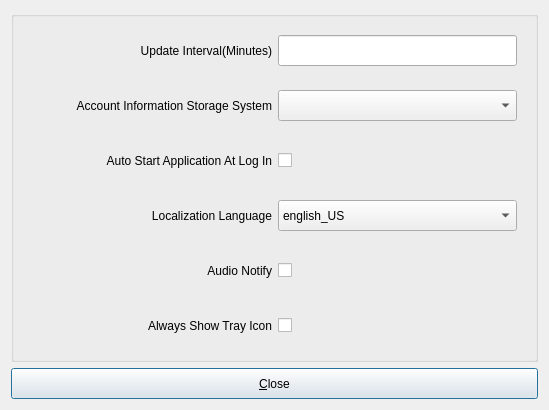
This is src/configurationoptionsdialog.ui in mhogomchungu/qCheckGMail as Qt 5 draws it before an edit. The edited form follows.
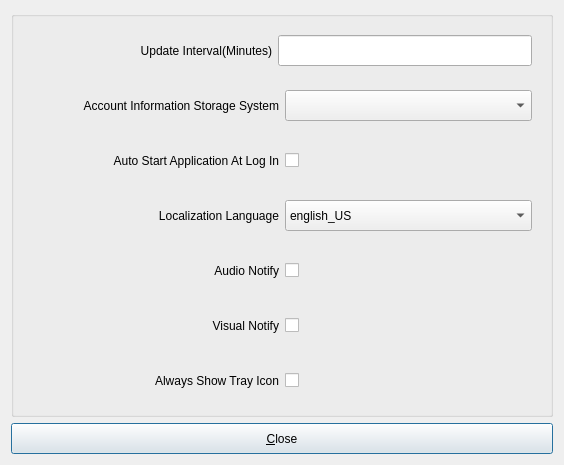
This is the edited form.

Commit message: fix icon issue+add a gui option to enable/disable visual notification

```diff
--- a/src/configurationoptionsdialog.ui
+++ b/src/configurationoptionsdialog.ui
@@ -9,21 +9,62 @@
    <rect>
     <x>0</x>
     <y>0</y>
-    <width>549</width>
-    <height>407</height>
+    <width>564</width>
+    <height>455</height>
    </rect>
   </property>
   <property name="windowTitle">
    <string>Option Configuration Window</string>
   </property>
-  <layout class="QVBoxLayout" name="verticalLayout">
+  <layout class="QVBoxLayout" name="verticalLayout_2">
    <item>
     <widget class="QGroupBox" name="groupBox">
      <property name="title">
       <string/>
      </property>
-     <layout class="QGridLayout" name="gridLayout_2">
-      <item row="1" column="0">
+     <layout class="QVBoxLayout" name="verticalLayout">
+      <item>
+       <widget class="QFrame" name="frame_2">
+        <layout class="QGridLayout" name="gridLayout_3">
+         <item row="0" column="0">
+          <widget class="QLabel" name="label">
+           <property name="minimumSize">
+            <size>
+             <width>240</width>
+             <height>31</height>
+            </size>
+           </property>
+           <property name="text">
+            <string>Update Interval(Minutes)</string>
+           </property>
+           <property name="alignment">
+            <set>Qt::AlignRight|Qt::AlignTrailing|Qt::AlignVCenter</set>
+           </property>
+           <property name="wordWrap">
+            <bool>true</bool>
+           </property>
+          </widget>
+         </item>
+         <item row="0" column="1">
+          <widget class="QLineEdit" name="lineEditUpdateCheckInterval">
+           <property name="minimumSize">
+            <size>
+             <width>0</width>
+             <height>31</height>
+            </size>
+           </property>
+           <property name="maximumSize">
+            <size>
+             <width>16777215</width>
+             <height>16777215</height>
+            </size>
+           </property>
+          </widget>
+         </item>
+        </layout>
+       </widget>
+      </item>
+      <item>
        <widget class="QFrame" name="frame_6">
         <layout class="QGridLayout" name="gridLayout_4">
          <item row="0" column="0">
@@ -58,11 +99,11 @@
         </layout>
        </widget>
       </item>
-      <item row="4" column="0">
-       <widget class="QFrame" name="frame_7">
-        <layout class="QGridLayout" name="gridLayout_8">
+      <item>
+       <widget class="QFrame" name="frame_3">
+        <layout class="QGridLayout" name="gridLayout_5">
          <item row="0" column="0">
-          <widget class="QLabel" name="label_6">
+          <widget class="QLabel" name="label_2">
            <property name="minimumSize">
             <size>
              <width>0</width>
@@ -70,7 +111,7 @@
             </size>
            </property>
            <property name="text">
-            <string>Audio Notify</string>
+            <string>Auto Start Application At Log In</string>
            </property>
            <property name="alignment">
             <set>Qt::AlignRight|Qt::AlignTrailing|Qt::AlignVCenter</set>
@@ -81,7 +122,7 @@
           </widget>
          </item>
          <item row="0" column="1">
-          <widget class="QCheckBox" name="checkBoxAudioNotify">
+          <widget class="QCheckBox" name="checkBoxAutoStartEnabled">
            <property name="minimumSize">
             <size>
              <width>0</width>
@@ -96,7 +137,7 @@
         </layout>
        </widget>
       </item>
-      <item row="3" column="0">
+      <item>
        <widget class="QFrame" name="frame_4">
         <layout class="QGridLayout" name="gridLayout_6">
          <item row="0" column="0">
@@ -136,52 +177,49 @@
         </layout>
        </widget>
       </item>
-      <item row="0" column="0">
-       <widget class="QFrame" name="frame_2">
-        <layout class="QGridLayout" name="gridLayout_3">
-         <item row="0" column="0">
-          <widget class="QLabel" name="label">
+      <item>
+       <widget class="QFrame" name="frame_7">
+        <layout class="QGridLayout" name="gridLayout_8">
+         <item row="0" column="1">
+          <widget class="QCheckBox" name="checkBoxAudioNotify">
            <property name="minimumSize">
             <size>
-             <width>240</width>
+             <width>0</width>
              <height>31</height>
             </size>
            </property>
            <property name="text">
-            <string>Update Interval(Minutes)</string>
+            <string/>
            </property>
-           <property name="alignment">
-            <set>Qt::AlignRight|Qt::AlignTrailing|Qt::AlignVCenter</set>
-           </property>
-           <property name="wordWrap">
-            <bool>true</bool>
-           </property>
           </widget>
          </item>
-         <item row="0" column="1">
-          <widget class="QLineEdit" name="lineEditUpdateCheckInterval">
+         <item row="0" column="0">
+          <widget class="QLabel" name="label_6">
            <property name="minimumSize">
             <size>
              <width>0</width>
              <height>31</height>
             </size>
            </property>
-           <property name="maximumSize">
-            <size>
-             <width>16777215</width>
-             <height>16777215</height>
-            </size>
+           <property name="text">
+            <string>Audio Notify</string>
            </property>
+           <property name="alignment">
+            <set>Qt::AlignRight|Qt::AlignTrailing|Qt::AlignVCenter</set>
+           </property>
+           <property name="wordWrap">
+            <bool>true</bool>
+           </property>
           </widget>
          </item>
         </layout>
        </widget>
       </item>
-      <item row="2" column="0">
-       <widget class="QFrame" name="frame_3">
-        <layout class="QGridLayout" name="gridLayout_5">
+      <item>
+       <widget class="QFrame" name="frame_9">
+        <layout class="QGridLayout" name="gridLayout_10">
          <item row="0" column="0">
-          <widget class="QLabel" name="label_2">
+          <widget class="QLabel" name="label_8">
            <property name="minimumSize">
             <size>
              <width>0</width>
@@ -189,7 +227,7 @@
             </size>
            </property>
            <property name="text">
-            <string>Auto Start Application At Log In</string>
+            <string>Visual Notify</string>
            </property>
            <property name="alignment">
             <set>Qt::AlignRight|Qt::AlignTrailing|Qt::AlignVCenter</set>
@@ -200,7 +238,7 @@
           </widget>
          </item>
          <item row="0" column="1">
-          <widget class="QCheckBox" name="checkBoxAutoStartEnabled">
+          <widget class="QCheckBox" name="checkBoxVisualNotify">
            <property name="minimumSize">
             <size>
              <width>0</width>
@@ -215,7 +253,7 @@
         </layout>
        </widget>
       </item>
-      <item row="5" column="0">
+      <item>
        <widget class="QFrame" name="frame_8">
         <layout class="QGridLayout" name="gridLayout_9">
          <item row="0" column="0">
```
The commit also changes 12 other files.
